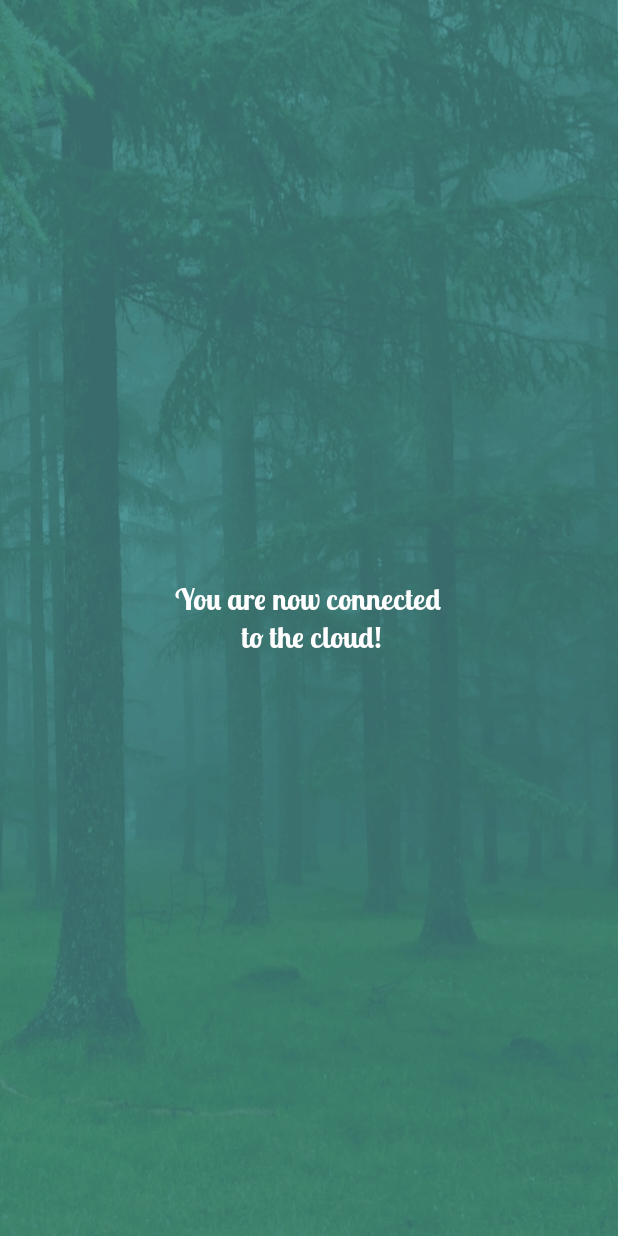
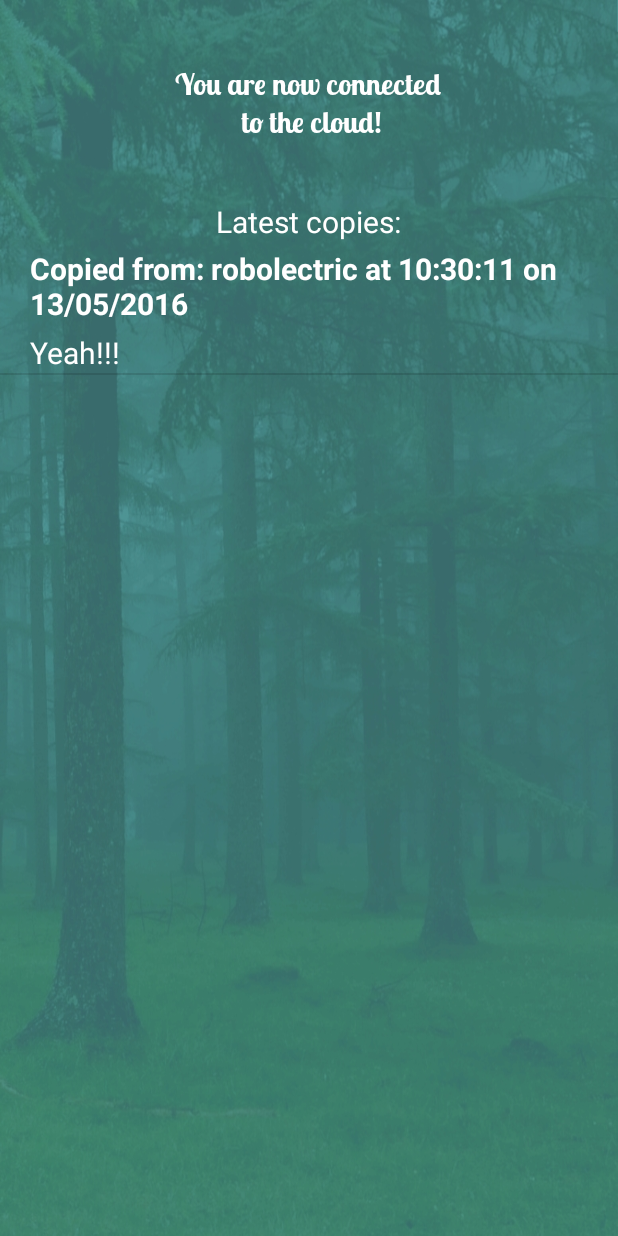
Before and after one commit to CopyEverything/CopyEverything-Android, an Android app: the MainActivity screen opened directly, with no data from a screen before it, on a phone screen of 412 x 824 dp. Run offline under Robolectric (Android 15) with nearby library versions, the phone set to English and light mode, and no system bars.

Commit message:
Basic clipboard history added

```diff
--- a/app/src/main/AndroidManifest.xml
+++ b/app/src/main/AndroidManifest.xml
@@ -46,7 +46,6 @@
                 <action android:name="android.intent.action.BOOT_COMPLETED" />
             </intent-filter>
         </receiver>
-
     </application>
 
 </manifest>
--- /dev/null
+++ b/app/src/main/java/copyeverything/tk/copyeverything/Clip.java
@@ -0,0 +1,37 @@
+package copyeverything.tk.copyeverything;
+
+import android.os.Build;
+
+import java.util.Date;
+import java.util.UUID;
+
+/**
+ * Created by James on 5/8/2016.
+ */
+
+public class Clip<T> {
+    UUID clipId;
+    T content;
+    long timestamp;
+    String device;
+
+    public Clip (T content) {
+        this.clipId = UUID.randomUUID();
+        this.content = content;
+        this.timestamp = new Date().getTime();
+        this.device = Build.MODEL == null ? "Unknown" : Build.MODEL;
+    }
+
+    //TODO: This could be prone to device spoofing
+    public Clip (String id, T content, long ts, String device) {
+        this.clipId = UUID.fromString(id);
+        this.content = content;
+        this.timestamp = ts;
+        this.device = device;
+    }
+
+    //Equality uses UUIDs
+    public boolean equals(Clip c) {
+        return clipId.equals(c.clipId);
+    }
+}
--- /dev/null
+++ b/app/src/main/java/copyeverything/tk/copyeverything/ClipHistoryAdapter.java
@@ -0,0 +1,63 @@
+package copyeverything.tk.copyeverything;
+
+import android.content.Context;
+import android.view.LayoutInflater;
+import android.view.View;
+import android.view.ViewGroup;
+import android.widget.ArrayAdapter;
+import android.widget.TextView;
+
+import java.text.DateFormat;
+import java.text.SimpleDateFormat;
+import java.util.Date;
+import java.util.List;
+
+/**
+ * Created by James on 5/8/2016.
+ */
+
+public class ClipHistoryAdapter extends ArrayAdapter<Clip> {
+
+    public ClipHistoryAdapter (Context context, int textViewResourceId) {
+        super(context, textViewResourceId);
+    }
+
+    public ClipHistoryAdapter(Context context, int resource, List<Clip> clips) {
+        super(context, resource, clips);
+    }
+
+    @Override
+    public View getView(int position, View convertView, ViewGroup parent) {
+
+        View v = convertView;
+
+        if (v == null) {
+            LayoutInflater vi;
+            vi = LayoutInflater.from(getContext());
+            v = vi.inflate(R.layout.list_item, null);
+        }
+
+        //Get clip
+        Clip p = getItem(position);
+
+        if (p != null) {
+            TextView info = (TextView) v.findViewById(R.id.clipInfo);
+            TextView content = (TextView) v.findViewById(R.id.clipContent);
+
+            if (info != null) {
+                //Get Clip Date String
+                Date d = new Date();
+                d.setTime(p.timestamp);
+                String strDate = new SimpleDateFormat("dd/MM/yyyy").format(d);
+                String strTime = new SimpleDateFormat("HH:mm:ss").format(d);
+                info.setText("Copied from: " + p.device + " at " + strTime + " on " + strDate);
+            }
+
+            if (content != null) {
+                content.setText(p.content.toString());
+            }
+        }
+
+        return v;
+    }
+}
--- a/app/src/main/java/copyeverything/tk/copyeverything/MainActivity.java
+++ b/app/src/main/java/copyeverything/tk/copyeverything/MainActivity.java
@@ -1,28 +1,102 @@
 package copyeverything.tk.copyeverything;
 
 import android.app.Activity;
+import android.content.BroadcastReceiver;
+import android.content.Context;
 import android.content.Intent;
+import android.content.IntentFilter;
+import android.database.DataSetObserver;
 import android.graphics.Typeface;
+import android.net.Uri;
 import android.os.Bundle;
-import android.os.Handler;
-import android.widget.Button;
+import android.support.v4.content.LocalBroadcastManager;
+import android.util.AttributeSet;
+import android.util.Log;
+import android.view.View;
+import android.view.ViewGroup;
+import android.widget.ArrayAdapter;
+import android.widget.ListAdapter;
+import android.widget.ListView;
 import android.widget.TextView;
+import android.widget.Toast;
+
+import com.gc.materialdesign.views.CustomView;
+import com.gc.materialdesign.views.ScrollView;
+
+import java.util.ArrayList;
 
 /**
  * Created by Nathan on 2016-01-30.
  */
 public class MainActivity extends Activity {
 
+    private Context ctx;
     private TextView mTextView;
+
+    private ArrayList<Clip> clipboardHistory;
+    private ClipHistoryAdapter adapter;
+
+    //Setup clip receiver for updates
+    private BroadcastReceiver clipReceiver;
 
     @Override
     protected void onCreate(Bundle savedInstanceState) {
         super.onCreate(savedInstanceState);
         setContentView(R.layout.activity_main);
 
-        // Set up the login form.
-        mTextView = (TextView) findViewById(R.id.txtCopies);
+        ctx = getApplicationContext();
+
+        // Modify connected text font
+        mTextView = (TextView) findViewById(R.id.txtConnected);
         Typeface titleFont = Typeface.createFromAsset(getAssets(), "fonts/LobsterTwo-Bold.otf");
         mTextView.setTypeface(titleFont);
+
+        //Debug
+        Clip testClip = new Clip<>("Yeah!!!");
+
+        //Setup Clipboard History
+        clipboardHistory = new ArrayList<>();
+        clipboardHistory.add(testClip);
+
+        //Set Array adapter for history list
+        ListView history = (ListView) findViewById(R.id.clipHistory);
+        adapter = new ClipHistoryAdapter(ctx, R.id.clipHistory, clipboardHistory);
+        history.setAdapter(adapter);
+
+        //Setup clip receiver
+        clipReceiver = new BroadcastReceiver() {
+            @Override
+            public void onReceive(Context context, Intent intent) {
+
+                Bundle data = intent.getExtras();
+                String clipID = data.getString("id");
+                String content = data.getString("content");
+                long timestamp = data.getLong("ts");
+                String device = data.getString("device");
+
+                Clip clip = new Clip<>(clipID, content, timestamp, device);
+                clipboardHistory.add(clip);
+
+                adapter.notifyDataSetChanged();
+            }
+        };
+    }
+
+    @Override
+    protected void onStart() {
+        super.onStart();
+        LocalBroadcastManager.getInstance(this).registerReceiver(clipReceiver,
+                new IntentFilter(CopyListener.CLIP_RESULT)
+        );
+    }
+
+    @Override
+    protected void onStop() {
+        LocalBroadcastManager.getInstance(this).unregisterReceiver(clipReceiver);
+        super.onStop();
+    }
+
+    public void addClipToHistory(Clip c) {
+        clipboardHistory.add(c);
     }
 }
--- a/app/src/main/res/layout/activity_auth.xml
+++ b/app/src/main/res/layout/activity_auth.xml
@@ -1,6 +1,8 @@
 <?xml version="1.0" encoding="utf-8"?>
 <RelativeLayout xmlns:android="http://schemas.android.com/apk/res/android"
-    android:layout_width="match_parent" android:layout_height="match_parent"
+    android:windowActionBar="false"
+    android:layout_width="match_parent"
+    android:layout_height="match_parent"
     android:background="@drawable/login_background">
 
     <LinearLayout
--- a/app/src/main/res/layout/activity_main.xml
+++ b/app/src/main/res/layout/activity_main.xml
@@ -1,6 +1,8 @@
 <?xml version="1.0" encoding="utf-8"?>
 <RelativeLayout xmlns:android="http://schemas.android.com/apk/res/android"
-    android:orientation="vertical" android:layout_width="match_parent"
+    xmlns:materialdesign="http://schemas.android.com/apk/res-auto"
+    android:orientation="vertical"
+    android:layout_width="match_parent"
     android:layout_height="match_parent"
     android:background="@drawable/login_background">
 
@@ -9,13 +11,38 @@
         android:layout_height="wrap_content"
         android:textAppearance="?android:attr/textAppearanceMedium"
         android:text="You are now connected\n to the cloud!"
-            android:id="@+id/txtCopies"
+        android:id="@+id/txtConnected"
         android:textSize="20dp"
         android:textColor="#FFFFFF"
-            android:layout_centerInParent="true"
         android:textAlignment="center"
-            android:singleLine="false" />
+        android:singleLine="false"
+        android:layout_alignParentTop="true"
+        android:layout_centerHorizontal="true"
+        android:layout_marginTop="43dp" />
 
+    <TextView
+        android:layout_width="wrap_content"
+        android:layout_height="wrap_content"
+        android:textAppearance="?android:attr/textAppearanceMedium"
+        android:text="Latest copies:"
+        android:id="@+id/txtHistoryLabel"
+        android:textSize="20dp"
+        android:textColor="#FFFFFF"
+        android:textAlignment="center"
+        android:singleLine="false"
+        android:layout_centerHorizontal="true"
+        android:layout_below="@+id/txtConnected"
+        android:layout_marginTop="40dp" />
 
+    <ListView
+        android:id="@+id/clipHistory"
+        android:scrollbars="vertical"
+        android:layout_width="match_parent"
+        android:layout_height="match_parent"
+        android:layout_alignParentBottom="true"
+        android:layout_alignParentStart="true"
+        android:layout_marginTop="160dp">
+
+    </ListView>
 
 </RelativeLayout>
--- /dev/null
+++ b/app/src/main/res/layout/list_item.xml
@@ -0,0 +1,27 @@
+<?xml version="1.0" encoding="utf-8"?>
+<LinearLayout xmlns:android="http://schemas.android.com/apk/res/android"
+    android:layout_width="match_parent"
+    android:layout_height="wrap_content"
+    android:orientation="vertical">
+
+    <TextView
+        android:id="@+id/clipInfo"
+        android:layout_width="match_parent"
+        android:layout_height="wrap_content"
+        android:textColor="@android:color/white"
+        android:textSize="20dp"
+        android:textStyle="bold"
+        android:layout_marginLeft="20dp"
+        android:layout_marginRight="20dp"
+        android:layout_marginTop="5dp"
+        android:layout_marginBottom="5dp" />
+
+    <TextView
+        android:id="@+id/clipContent"
+        android:layout_width="wrap_content"
+        android:layout_height="wrap_content"
+        android:textColor="@android:color/white"
+        android:textSize="20dp"
+        android:layout_marginStart="20dp"/>
+
+</LinearLayout>
```
Also changed, not shown: app/src/main/java/copyeverything/tk/copyeverything/CopyListener.java (+45 -16 lines), app/src/main/res/drawable/list_gradient.xml (added, +12 -0 lines), 1 other file. Lines whose indentation alone changed are shown as unchanged.
